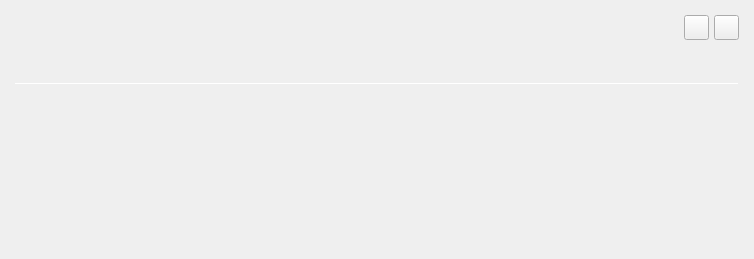
Qt form src/app/ui/qt/analysiscard.ui (AIR-G-UFOP/Saturn-SampleLog) before a commit.
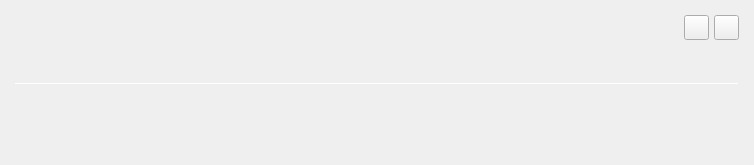
The same form after that commit. Icons and pictures are not drawn.

```diff
--- a/src/app/ui/qt/analysiscard.ui
+++ b/src/app/ui/qt/analysiscard.ui
@@ -7,7 +7,7 @@
     <x>0</x>
     <y>0</y>
     <width>754</width>
-    <height>259</height>
+    <height>165</height>
    </rect>
   </property>
   <property name="sizePolicy">
```
Left out of the diff: 36 changed lines with no effect on the pictures.
